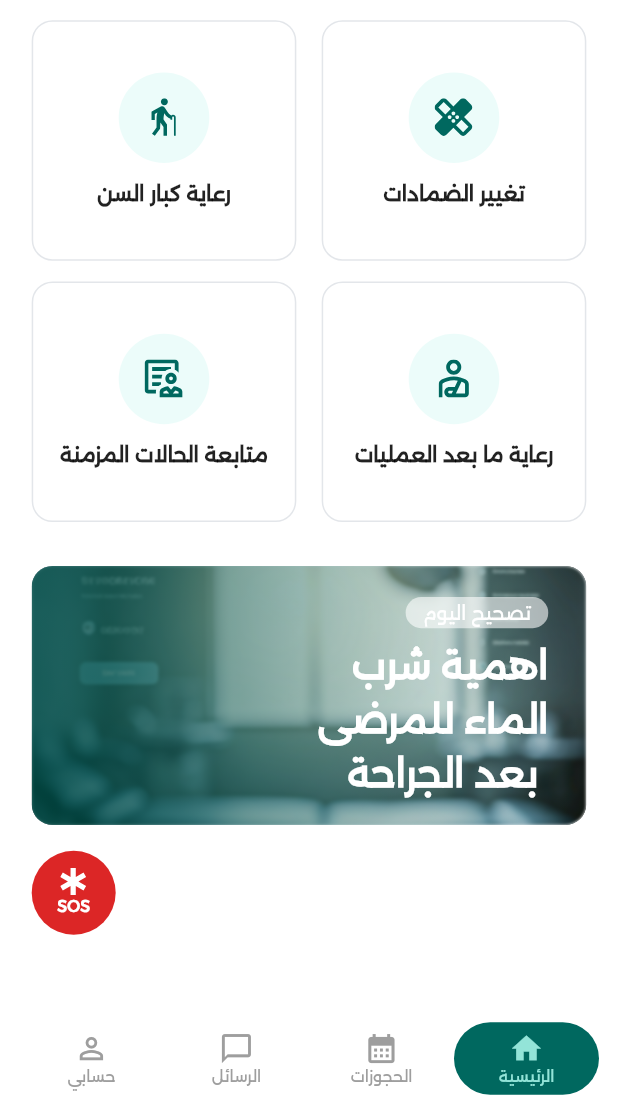
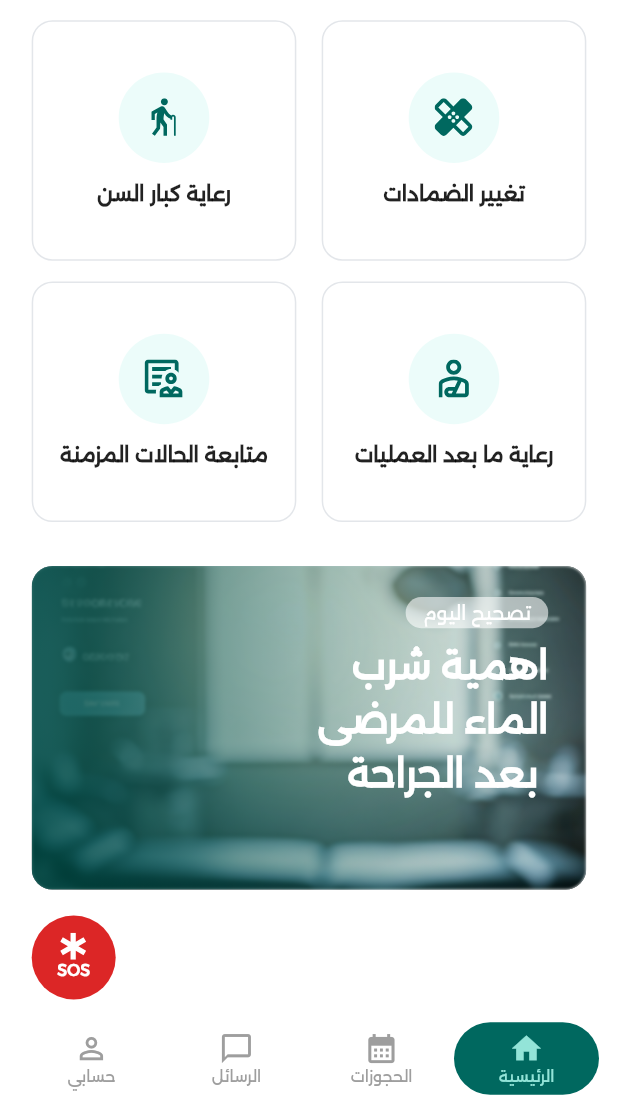
Before and after one commit to Elgammal117/nabdh, a Flutter app: the screen it shows after launch, scrolled down 352 dp, on a phone screen of 412 x 824 dp, the part 131-1236 px from its top. Run offline on Flutter 3.47's test engine with Material 3 defaults, Android fonts, the phone set to English and light mode, and no system bars; our stand-ins replace dartz, dio, flutter_bloc, flutter_screenutil, flutter_svg, smooth_page_indicator.

Commit message:
Update UserHome.dart

```diff
--- a/lib/Core/Features/home/Presentation/View/UserHome.dart
+++ b/lib/Core/Features/home/Presentation/View/UserHome.dart
@@ -97,7 +97,10 @@ class _HomePageState extends State<HomePage> {
     return Directionality(
       textDirection: TextDirection.rtl,
       child: Scaffold(
-        appBar: (selectedNavIndex == 1 || selectedNavIndex == 2 || selectedNavIndex == 3)
+        appBar:
+            (selectedNavIndex == 1 ||
+                selectedNavIndex == 2 ||
+                selectedNavIndex == 3)
             ? null
             : AppBar(
                 automaticallyImplyLeading: false,
@@ -303,7 +306,7 @@ class _HomePageState extends State<HomePage> {
                         children: [
                           Image.asset(
                             'assets/Promo_bg.png',
-                            height: 200.h,
+                            height: 250.h,
                             width: double.infinity,
                             fit: BoxFit.cover,
                           ),
@@ -312,7 +315,7 @@ class _HomePageState extends State<HomePage> {
                           BackdropFilter(
                             filter: ImageFilter.blur(sigmaX: 1, sigmaY: 1),
                             child: Container(
-                              height: 200.h,
+                              height: 250.h,
                               width: double.infinity,
                               color: Colors.transparent,
                             ),
@@ -320,7 +323,7 @@ class _HomePageState extends State<HomePage> {
 
                           // gradient layer
                           Container(
-                            height: 200.h,
+                            height: 250.h,
                             decoration: BoxDecoration(
                               gradient: LinearGradient(
                                 begin: Alignment.centerLeft,
```
